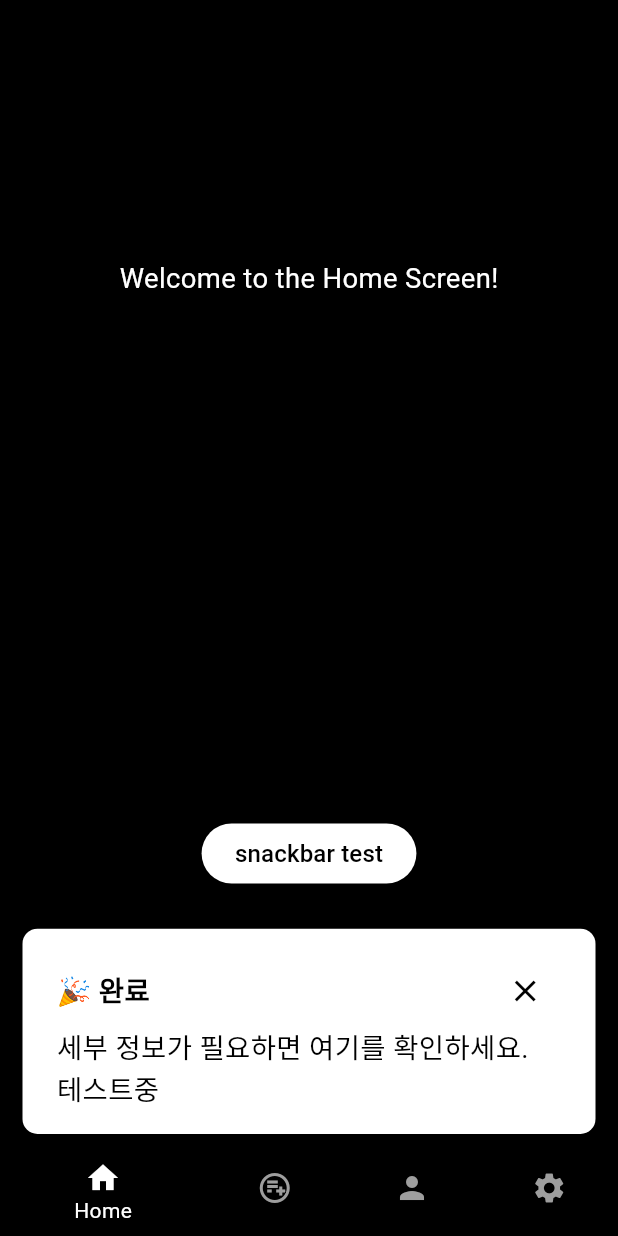
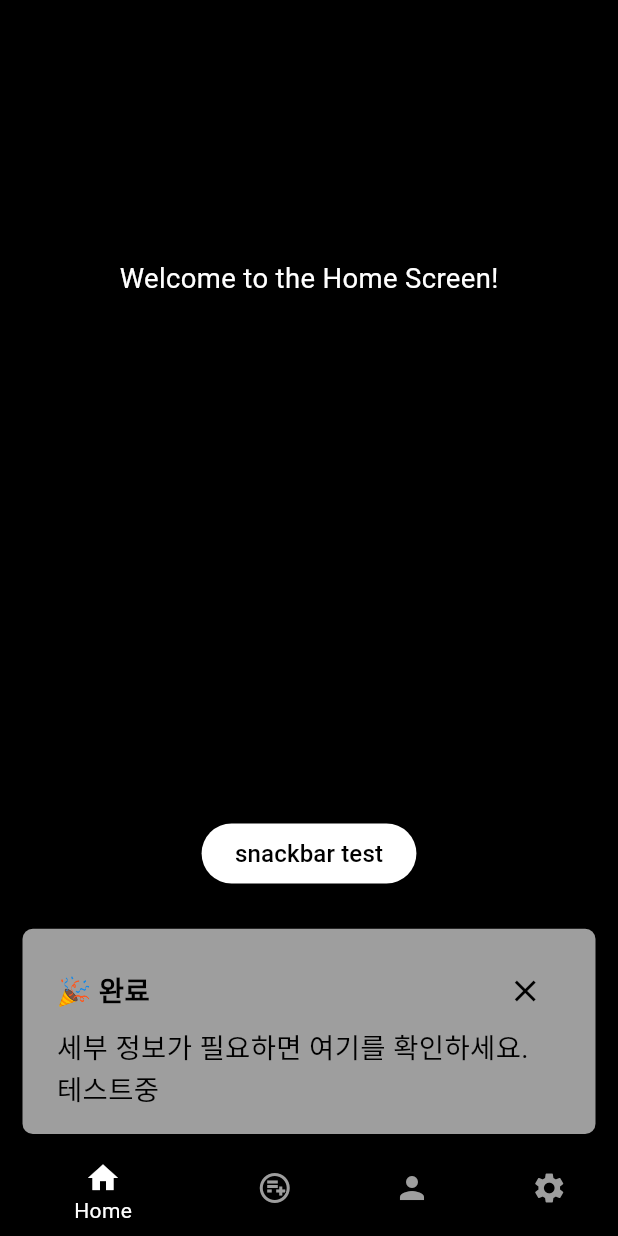
Before and after one commit to DAAC-A00/tickerwatch, a Flutter app: the screen it shows after launch, after a tap on "snackbar test", on a phone screen of 412 x 824 dp. Run offline on Flutter 3.47's test engine with Material 3 defaults, Android fonts, the phone set to English and light mode, and no system bars; our stand-ins replace analog_clock, flutter_riverpod, go_router, hive, hive_flutter; missing offline and left inert: back_button_interceptor; accounts and stored records are empty; network calls fail; Roboto replaces fonts that are missing (Pretendard).

Commit message:
<feat> product default : showCustomSnackBar 배경색 추가 및 duration 수치 설정 적용

```diff
--- a/lib/product/default/widgets/custom_snack_bar.dart
+++ b/lib/product/default/widgets/custom_snack_bar.dart
@@ -43,15 +43,11 @@ void showCustomSnackBar(BuildContext context) {
           ],
         ),
       ),
-      // action: SnackBarAction(
-      //   label: 'UNDO',
-      //   onPressed: () {
-      //     ScaffoldMessenger.of(context).hideCurrentSnackBar();
-      //   },
-      // ),
+      backgroundColor: currentTheme.secondary,
+      duration: const Duration(seconds: 3),
       behavior: SnackBarBehavior.floating,
       shape: RoundedRectangleBorder(
-        borderRadius: BorderRadius.circular(10),
+        borderRadius: BorderRadius.circular(paddingSize / 2),
       ),
       // margin: const EdgeInsets.all(16),
     ),
```
